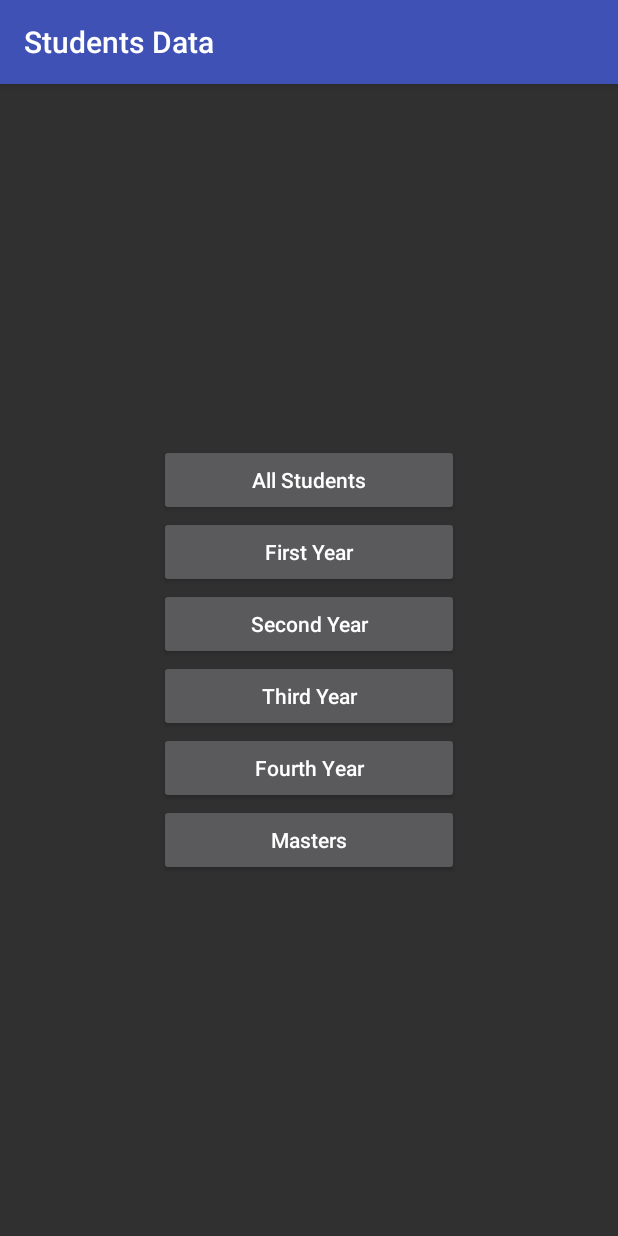
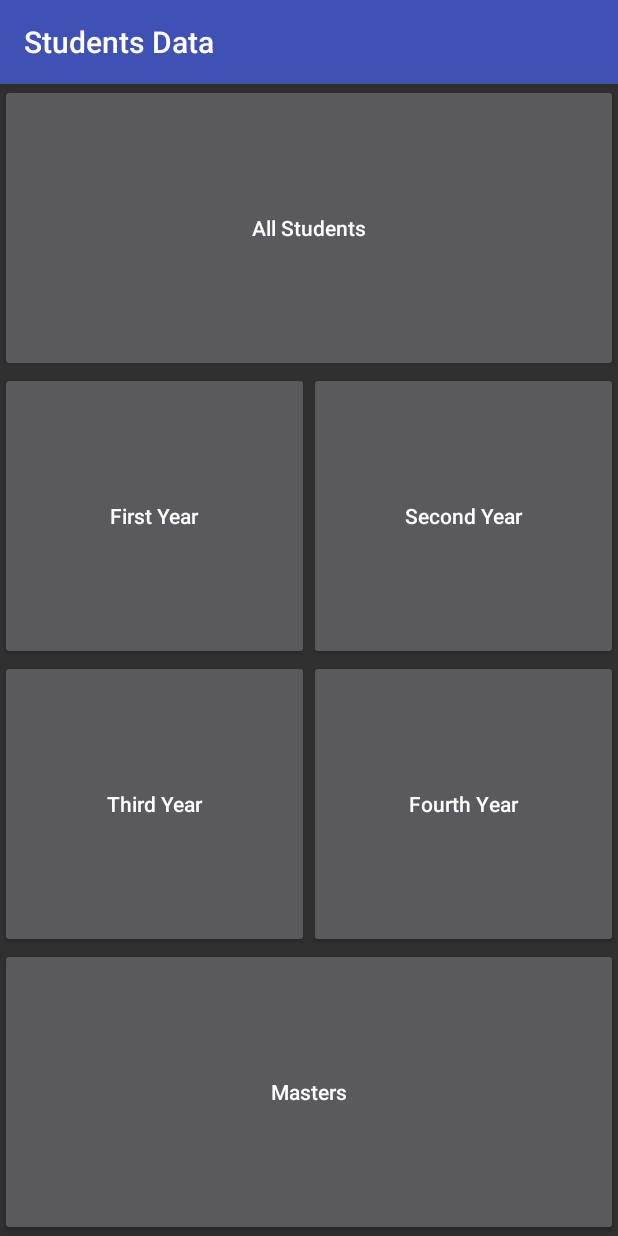
Before and after one commit to Sabbir07/Firebase_3_modifying_for_lab, an Android app: the screen it shows after launch (MainActivity), on a phone screen of 412 x 824 dp. Run offline under Robolectric (Android 15) with nearby library versions, the phone set to English and light mode, and no system bars.

Commit message:
Front layout appearances changed

```diff
--- a/app/build.gradle
+++ b/app/build.gradle
@@ -5,7 +5,7 @@ android {
     buildToolsVersion "24.0.1"
     defaultConfig {
         applicationId "com.sabbir.firebase_3_modifying_for_lab"
-        minSdkVersion 9
+        minSdkVersion 21
         targetSdkVersion 24
         versionCode 1
         versionName "1.0"
--- a/app/src/main/res/layout/front_page.xml
+++ b/app/src/main/res/layout/front_page.xml
@@ -1,68 +1,92 @@
 <?xml version="1.0" encoding="utf-8"?>
-<RelativeLayout xmlns:android="http://schemas.android.com/apk/res/android"
+<LinearLayout xmlns:android="http://schemas.android.com/apk/res/android"
               android:layout_width="match_parent"
               android:layout_height="match_parent"
-                android:orientation="vertical">
+              android:gravity="center"
+              android:orientation="vertical"
+              android:weightSum="1">
 
-    <View
+    <!--<View
         android:id="@+id/view"
         android:layout_width="match_parent"
         android:layout_height="0dp"
         android:layout_centerVertical="true"/>
-
+-->
     <Button
         android:id="@+id/all"
-        android:layout_width="200dp"
-        android:layout_height="wrap_content"
-        android:layout_above="@+id/first"
+        android:layout_width="match_parent"
+        android:layout_height="0dp"
         android:layout_centerHorizontal="true"
+        android:layout_weight="0.25"
         android:text="All Students"
         android:textAllCaps="false"/>
 
+    <LinearLayout
+        android:layout_width="match_parent"
+        android:layout_height="0dp"
+        android:layout_weight="0.25"
+        android:orientation="horizontal">
+
         <Button
             android:id="@+id/first"
-        android:layout_width="200dp"
-        android:layout_height="wrap_content"
-        android:layout_above="@+id/second"
+            android:layout_width="match_parent"
+            android:layout_height="match_parent"
+            android:layout_below="@+id/all"
             android:layout_centerHorizontal="true"
+            android:layout_weight="0.125"
             android:text="First Year"
             android:textAllCaps="false"/>
 
 
         <Button
             android:id="@+id/second"
-        android:layout_width="200dp"
-        android:layout_height="wrap_content"
-        android:layout_alignBottom="@+id/view"
+            android:layout_width="match_parent"
+            android:layout_height="match_parent"
+            android:layout_below="@+id/first"
             android:layout_centerHorizontal="true"
+            android:layout_weight="0.125"
             android:text="Second Year"
             android:textAllCaps="false"/>
 
+    </LinearLayout>
+
+    <LinearLayout
+        android:layout_width="match_parent"
+        android:layout_height="0dp"
+        android:layout_weight="0.25"
+        android:orientation="horizontal">
+
         <Button
             android:id="@+id/third"
-        android:layout_width="200dp"
-        android:layout_height="wrap_content"
-        android:layout_below="@+id/view"
+            android:layout_width="match_parent"
+            android:layout_height="match_parent"
+            android:layout_below="@+id/second"
             android:layout_centerHorizontal="true"
+            android:layout_weight="0.125"
             android:text="Third Year"
             android:textAllCaps="false"/>
 
         <Button
             android:id="@+id/fourth"
-        android:layout_width="200dp"
-        android:layout_height="wrap_content"
+            android:layout_width="match_parent"
+            android:layout_height="match_parent"
             android:layout_below="@+id/third"
             android:layout_centerHorizontal="true"
+            android:layout_weight="0.125"
             android:text="Fourth Year"
             android:textAllCaps="false"/>
 
+    </LinearLayout>
+
+
     <Button
         android:id="@+id/masters"
-        android:layout_width="200dp"
-        android:layout_height="wrap_content"
+        android:layout_width="match_parent"
+        android:layout_height="0dp"
         android:layout_below="@+id/fourth"
         android:layout_centerHorizontal="true"
+        android:layout_weight="0.25"
         android:text="Masters"
         android:textAllCaps="false"/>
 
-</RelativeLayout>
+</LinearLayout>
```
Lines whose indentation alone changed are shown as unchanged.
